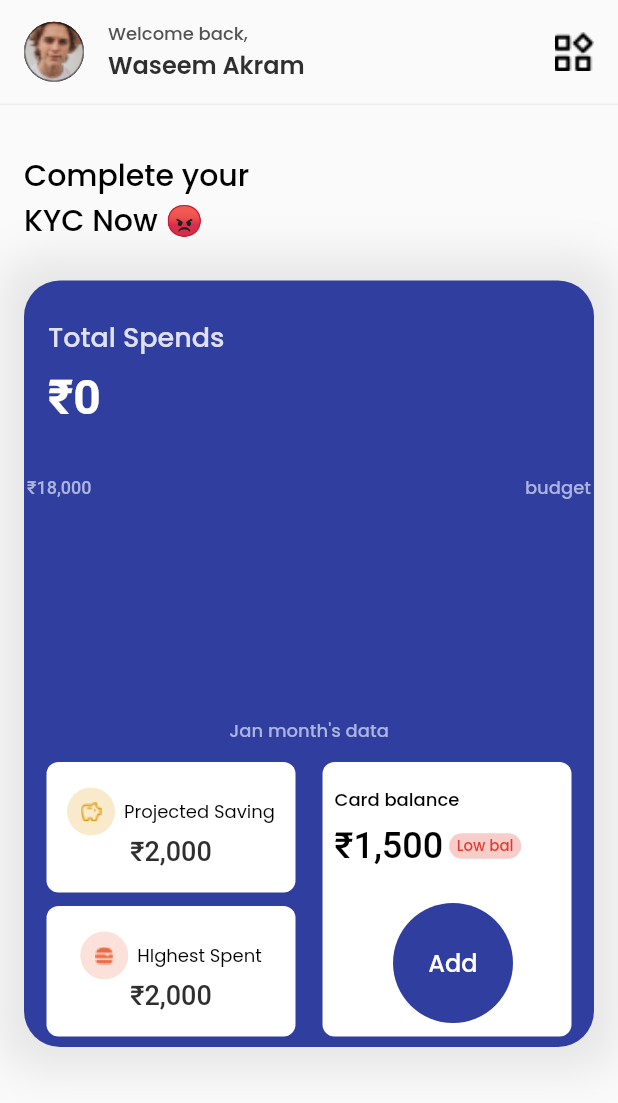
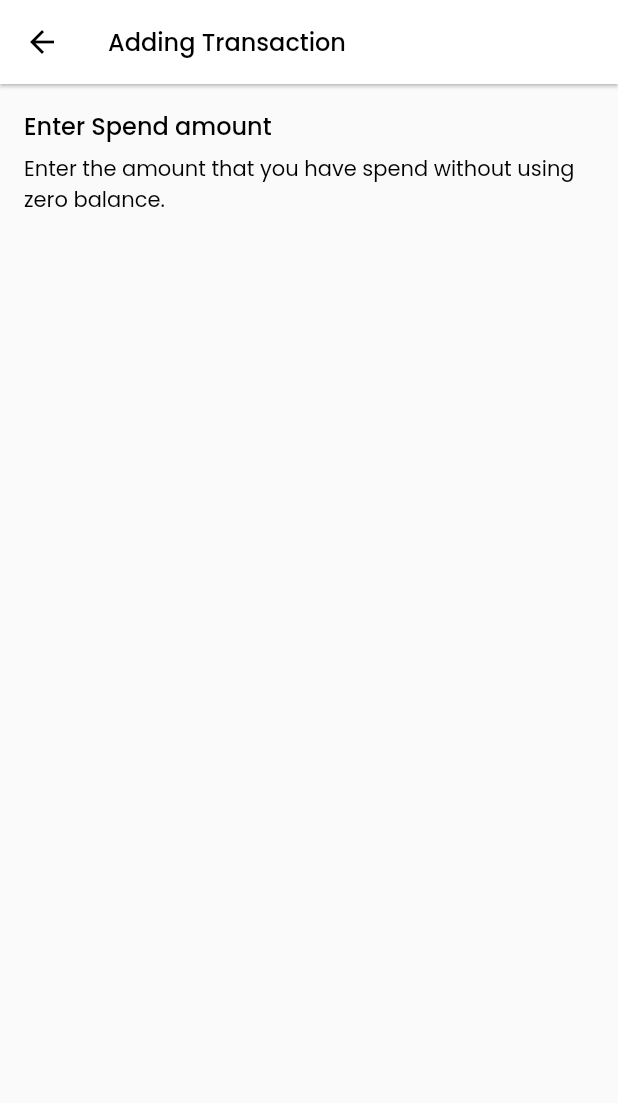
Before and after one commit to csi-vitpune/expense_tracker, a Flutter app: the screen it shows after launch, after a tap on "Add", on a phone screen of 412 x 824 dp. Shown: the top 1103 px of the screen. Run offline on Flutter 3.47's test engine with Material 2 defaults, Android fonts, the phone set to English and light mode, and no system bars; our stand-ins replace google_fonts.

Commit message:
refactor code

```diff
--- /dev/null
+++ b/lib/screens/add_transaction.dart
@@ -0,0 +1,55 @@
+import 'package:expense_tracker/widgets/poppins_text.dart';
+import 'package:flutter/material.dart';
+
+class AddTransaction extends StatefulWidget {
+  const AddTransaction({Key? key}) : super(key: key);
+
+  @override
+  State<AddTransaction> createState() => _AddTransactionState();
+}
+
+class _AddTransactionState extends State<AddTransaction> {
+  @override
+  Widget build(BuildContext context) {
+    return Scaffold(
+      appBar: AppBar(
+        backgroundColor: Colors.white,
+        elevation: 1,
+        leading: GestureDetector(
+          child: Icon(
+            Icons.arrow_back,
+            color: Colors.black,
+          ),
+          onTap: () {
+            Navigator.pop(context);
+          },
+        ),
+        title: PoppinsText(
+          text: 'Adding Transaction',
+          fontSize: 16,
+        ),
+      ),
+      body: Padding(
+        padding: const EdgeInsets.all(16.0),
+        child: Column(
+          crossAxisAlignment: CrossAxisAlignment.start,
+          children: [
+            PoppinsText(
+              text: "Enter Spend amount",
+              fontSize: 16,
+            ),
+            SizedBox(
+              height: 6,
+            ),
+            PoppinsText(
+              text:
+                  "Enter the amount that you have spend without using zero balance.",
+              fontSize: 14,
+              fontWeight: FontWeight.w400,
+            )
+          ],
+        ),
+      ),
+    );
+  }
+}
--- a/lib/screens/home_screen.dart
+++ b/lib/screens/home_screen.dart
@@ -21,8 +21,8 @@ class _HomeScreenState extends State<HomeScreen> {
           child: Column(
             crossAxisAlignment: CrossAxisAlignment.start,
             children: [
-              HomeScreenAppBar(),
-              HomePageTitle(),
+              const HomeScreenAppBar(),
+              const HomePageTitle(),
               ExpenseTrackWidget()
             ],
           ),
--- /dev/null
+++ b/lib/widgets/add_expense.dart
@@ -0,0 +1,122 @@
+import 'package:expense_tracker/widgets/poppins_text.dart';
+import 'package:expense_tracker/widgets/roboto_text.dart';
+import 'package:flutter/material.dart';
+
+import '../screens/add_transaction.dart';
+import 'expense_highlight_widget.dart';
+
+class AddExpense extends StatelessWidget {
+  const AddExpense({Key? key}) : super(key: key);
+
+  @override
+  Widget build(BuildContext context) {
+    return Padding(
+      padding:
+      const EdgeInsets.only(top: 12, left: 15, right: 15),
+      child: Row(
+        children: [
+          Expanded(
+            child: Column(
+              children: [
+                ExpenseHighlightWidget(
+                    circleColor: Color(0xffE19500),
+                    title: "Projected Saving",
+                    amount: "₹2,000",
+                    asset: 'assets/icons/pig.png'),
+                SizedBox(
+                  height: 9,
+                ),
+                ExpenseHighlightWidget(
+                    circleColor: Color(0xffEB6842),
+                    title: "HIghest Spent",
+                    amount: "₹2,000",
+                    asset: "assets/icons/burger.png")
+              ],
+            ),
+          ),
+          SizedBox(
+            width: 18,
+          ),
+          Expanded(
+            child: Container(
+              height: 183,
+              decoration: BoxDecoration(
+                color: Colors.white,
+                borderRadius: BorderRadius.circular(8),
+              ),
+              child: Padding(
+                padding: const EdgeInsets.only(left: 8, top: 16),
+                child: Column(
+                  crossAxisAlignment: CrossAxisAlignment.start,
+                  children: [
+                    PoppinsText(
+                      text: "Card balance",
+                      fontSize: 12,
+                    ),
+                    SizedBox(
+                      height: 8,
+                    ),
+                    Row(
+                      children: [
+                        RobotoText(
+                          text: "₹1,500",
+                          fontSize: 24,
+                        ),
+                        SizedBox(
+                          width: 4,
+                        ),
+                        Container(
+                          height: 17,
+                          width: 48,
+                          decoration: BoxDecoration(
+                            borderRadius:
+                            BorderRadius.circular(32),
+                            color: Color(0xFFE13B30)
+                                .withOpacity(0.26),
+                          ),
+                          child: Center(
+                              child: PoppinsText(
+                                text: "Low bal",
+                                fontColor: Color(0xFFE13B30),
+                                fontSize: 10,
+                              )),
+                        )
+                      ],
+                    ),
+                    SizedBox(
+                      height: 24,
+                    ),
+                    Center(
+                      child: Container(
+                        height: 80,
+                        width: 80,
+                        decoration: BoxDecoration(
+                            shape: BoxShape.circle,
+                            color: Color(0xff303F9F)),
+                        child: Center(
+                          child: GestureDetector(
+                            onTap: () {
+                              Navigator.push(
+                                context,
+                                MaterialPageRoute(builder: (context) => AddTransaction()),
+                              );
+                            },
+                            child: PoppinsText(
+                              text: 'Add',
+                              fontSize: 16,
+                              fontColor: Colors.white,
+                            ),
+                          ),
+                        ),
+                      ),
+                    )
+                  ],
+                ),
+              ),
+            ),
+          )
+        ],
+      ),
+    );
+  }
+}
--- a/lib/widgets/expense_track_widget.dart
+++ b/lib/widgets/expense_track_widget.dart
@@ -1,3 +1,5 @@
+import 'package:expense_tracker/screens/add_transaction.dart';
+import 'package:expense_tracker/widgets/add_expense.dart';
 import 'package:expense_tracker/widgets/complete_kyc_widget.dart';
 import 'package:expense_tracker/widgets/expense_highlight_widget.dart';
 import 'package:expense_tracker/widgets/poppins_text.dart';
@@ -80,110 +82,8 @@ class ExpenseTrackWidget extends StatelessWidget {
               ),
             ),
             kycCompleted
-                ? Padding(
-                    padding:
-                        const EdgeInsets.only(top: 12, left: 15, right: 15),
-                    child: Row(
-                      children: [
-                        Expanded(
-                          child: Column(
-                            children: [
-                              ExpenseHighlightWidget(
-                                  circleColor: Color(0xffE19500),
-                                  title: "Projected Saving",
-                                  amount: "₹2,000",
-                                  asset: 'assets/icons/pig.png'),
-                              SizedBox(
-                                height: 9,
-                              ),
-                              ExpenseHighlightWidget(
-                                  circleColor: Color(0xffEB6842),
-                                  title: "HIghest Spent",
-                                  amount: "₹2,000",
-                                  asset: "assets/icons/burger.png")
-                            ],
-                          ),
-                        ),
-                        SizedBox(
-                          width: 18,
-                        ),
-                        Expanded(
-                          child: Container(
-                            height: 183,
-                            decoration: BoxDecoration(
-                              color: Colors.white,
-                              borderRadius: BorderRadius.circular(8),
-                            ),
-                            child: Padding(
-                              padding: const EdgeInsets.only(left: 8, top: 16),
-                              child: Column(
-                                crossAxisAlignment: CrossAxisAlignment.start,
-                                children: [
-                                  PoppinsText(
-                                    text: "Card balance",
-                                    fontSize: 12,
-                                  ),
-                                  SizedBox(
-                                    height: 8,
-                                  ),
-                                  Row(
-                                    children: [
-                                      RobotoText(
-                                        text: "₹1,500",
-                                        fontSize: 24,
-                                      ),
-                                      SizedBox(
-                                        width: 4,
-                                      ),
-                                      Container(
-                                        height: 17,
-                                        width: 48,
-                                        decoration: BoxDecoration(
-                                          borderRadius:
-                                              BorderRadius.circular(32),
-                                          color: Color(0xFFE13B30)
-                                              .withOpacity(0.26),
-                                        ),
-                                        child: Center(
-                                            child: PoppinsText(
-                                          text: "Low bal",
-                                          fontColor: Color(0xFFE13B30),
-                                          fontSize: 10,
-                                        )),
-                                      )
-                                    ],
-                                  ),
-                                  SizedBox(
-                                    height: 24,
-                                  ),
-                                  Center(
-                                    child: Container(
-                                      height: 80,
-                                      width: 80,
-                                      decoration: BoxDecoration(
-                                          shape: BoxShape.circle,
-                                          color: Color(0xff303F9F)),
-                                      child: Center(
-                                        child: GestureDetector(
-                                          onTap: () {},
-                                          child: PoppinsText(
-                                            text: 'Add',
-                                            fontSize: 16,
-                                            fontColor: Colors.white,
-                                          ),
-                                        ),
-                                      ),
-                                    ),
-                                  )
-                                ],
-                              ),
-                            ),
-                          ),
-                        )
-                      ],
-                    ),
-                  )
-                : CompleteKycWidget()
+                ? const AddExpense()
+                : const CompleteKycWidget()
           ],
         ),
       ),
```
